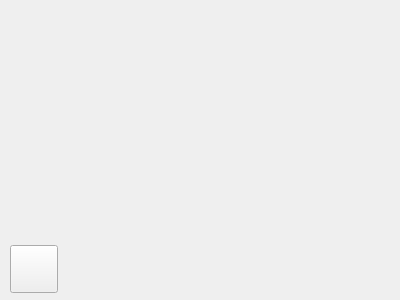
Above: CottBooth/sessionwindow.ui from Vallevard/CottBooth before the change. Below: the same form after it.
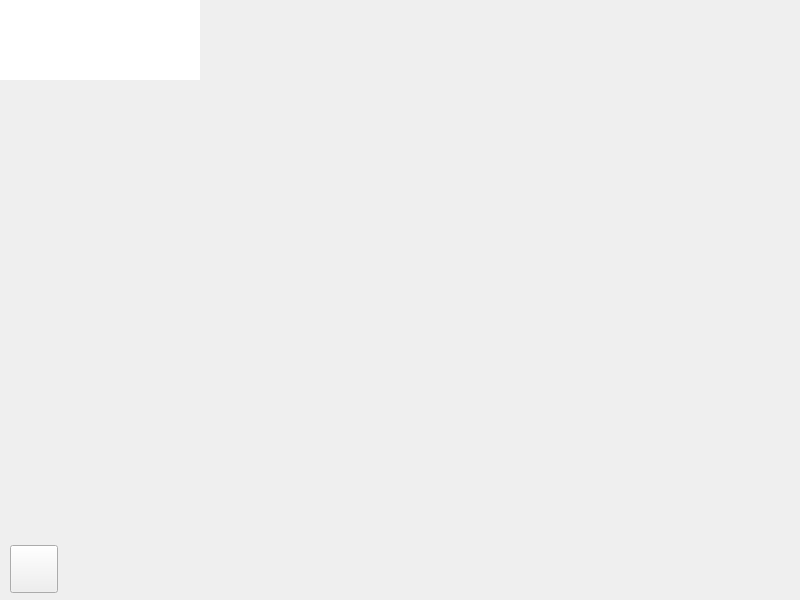
That is the form after the change.

Commit message: implementation of session manager, sqlite database for statistik issues and session respawning, implementation of session respwan functionality, implementation of copying images made by the camera to a local path, start working on grid to display images

Patch:
```diff
--- a/CottBooth/sessionwindow.ui
+++ b/CottBooth/sessionwindow.ui
@@ -6,17 +6,14 @@
    <rect>
     <x>0</x>
     <y>0</y>
-    <width>400</width>
-    <height>300</height>
+    <width>800</width>
+    <height>600</height>
    </rect>
   </property>
   <property name="windowTitle">
    <string>Form</string>
   </property>
-  <layout class="QVBoxLayout" name="verticalLayout">
-   <property name="spacing">
-    <number>0</number>
-   </property>
+  <layout class="QGridLayout" name="gridLayout">
    <property name="leftMargin">
     <number>0</number>
    </property>
@@ -29,7 +26,75 @@
    <property name="bottomMargin">
     <number>0</number>
    </property>
-   <item>
+   <item row="0" column="0">
+    <widget class="QWidget" name="topBar" native="true">
+     <property name="minimumSize">
+      <size>
+       <width>0</width>
+       <height>80</height>
+      </size>
+     </property>
+     <property name="maximumSize">
+      <size>
+       <width>16777215</width>
+       <height>80</height>
+      </size>
+     </property>
+     <layout class="QHBoxLayout" name="horizontalLayout" stretch="0,0">
+      <property name="spacing">
+       <number>-1</number>
+      </property>
+      <property name="leftMargin">
+       <number>0</number>
+      </property>
+      <property name="topMargin">
+       <number>0</number>
+      </property>
+      <property name="rightMargin">
+       <number>0</number>
+      </property>
+      <property name="bottomMargin">
+       <number>0</number>
+      </property>
+      <item>
+       <widget class="QGraphicsView" name="imgLogoSmall">
+        <property name="maximumSize">
+         <size>
+          <width>200</width>
+          <height>80</height>
+         </size>
+        </property>
+        <property name="frameShape">
+         <enum>QFrame::NoFrame</enum>
+        </property>
+        <property name="frameShadow">
+         <enum>QFrame::Plain</enum>
+        </property>
+       </widget>
+      </item>
+      <item>
+       <widget class="QLabel" name="lblTitle">
+        <property name="sizePolicy">
+         <sizepolicy hsizetype="Ignored" vsizetype="MinimumExpanding">
+          <horstretch>0</horstretch>
+          <verstretch>0</verstretch>
+         </sizepolicy>
+        </property>
+        <property name="frameShadow">
+         <enum>QFrame::Plain</enum>
+        </property>
+        <property name="text">
+         <string/>
+        </property>
+        <property name="alignment">
+         <set>Qt::AlignRight|Qt::AlignTrailing|Qt::AlignVCenter</set>
+        </property>
+       </widget>
+      </item>
+     </layout>
+    </widget>
+   </item>
+   <item row="1" column="0">
     <widget class="QScrollArea" name="scrollArea">
      <property name="sizePolicy">
       <sizepolicy hsizetype="Preferred" vsizetype="Preferred">
@@ -37,6 +102,9 @@
        <verstretch>0</verstretch>
       </sizepolicy>
      </property>
+     <property name="styleSheet">
+      <string notr="true"/>
+     </property>
      <property name="frameShape">
       <enum>QFrame::NoFrame</enum>
      </property>
@@ -51,14 +119,15 @@
        <rect>
         <x>0</x>
         <y>0</y>
-        <width>400</width>
-        <height>235</height>
+        <width>800</width>
+        <height>435</height>
        </rect>
       </property>
+      <layout class="QGridLayout" name="gridLayout_2"/>
      </widget>
     </widget>
    </item>
-   <item>
+   <item row="2" column="0">
     <widget class="QWidget" name="bottomBar" native="true">
      <property name="minimumSize">
       <size>
```
Left out of the diff: 2 changed lines with no effect on the pictures. The commit also changes 21 other files.
